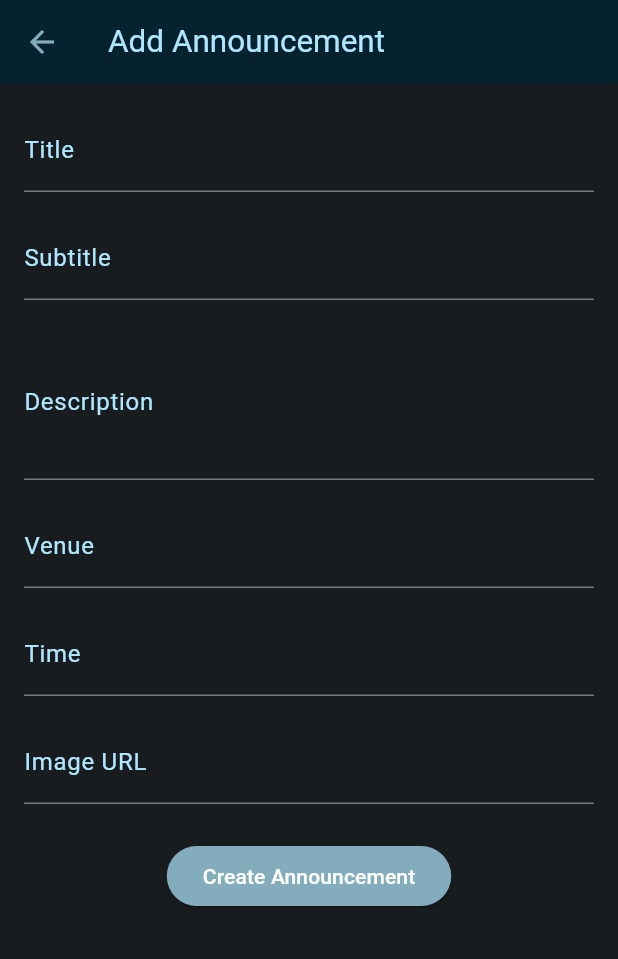
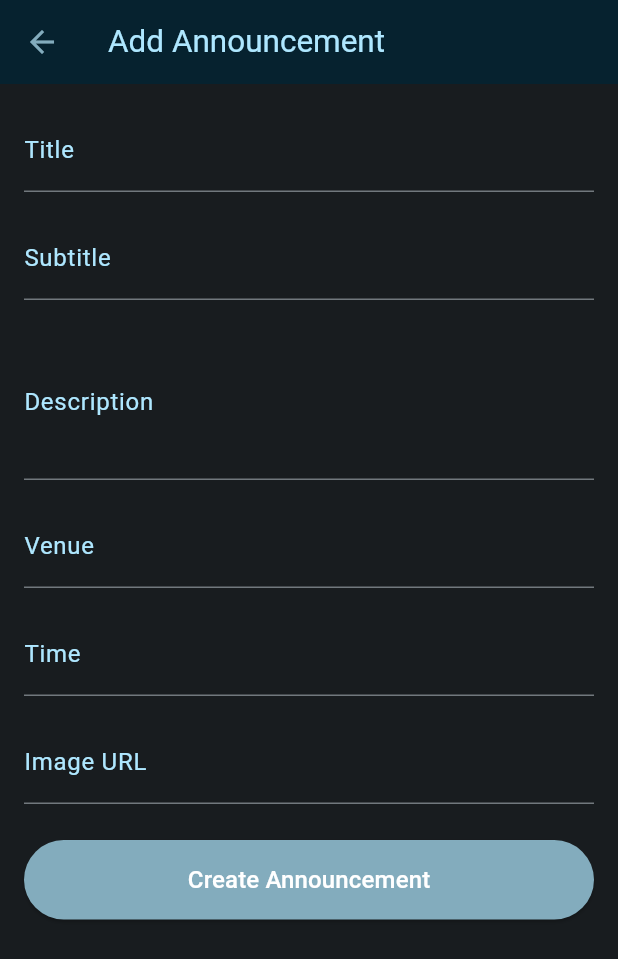
Before and after one commit to E-m-i-n-e-n-c-e/Revent, a Flutter app: the screen it shows once a user with an empty profile is signed in, scrolled down 127 dp, after a tap on the "add" icon, on a phone screen of 412 x 824 dp. Shown: the top 959 px of the screen. Run offline on Flutter 3.47's test engine with Material 3 defaults, Android fonts, the phone set to English and light mode, and no system bars; our stand-ins replace firebase_auth, firebase_core, font_awesome_flutter, google_sign_in, sign_in_button, smooth_page_indicator; accounts and stored records are empty; network calls fail.

Commit message:
Fixed announcement adding

```diff
--- a/lib/screens/dashboard/dashboard_screen.dart
+++ b/lib/screens/dashboard/dashboard_screen.dart
@@ -30,14 +30,27 @@ class _DashboardScreenState extends State<DashboardScreen> {
     _loadAnnouncements();
   }
 
-  void _loadAnnouncements() {
+  void _loadAnnouncements() async {
     setState(() {
       _isLoading = true;
     });
 
     // Load from local data
-    _announcements = sampleAnnouncements;
+    _announcements = List.from(sampleAnnouncements);
+    await Future.delayed(const Duration(seconds: 1));
 
+    setState(() {
+      _isLoading = false;
+    });
+  }
+
+  Future<void> _addAnnouncement(Announcement announcement) async {
+    setState(() {
+      _isLoading = true;
+    });
+    await Future.delayed(const Duration(seconds: 1));
+    sampleAnnouncements.add(announcement);
+    _announcements.add(announcement);
     setState(() {
       _isLoading = false;
     });
@@ -119,18 +132,14 @@ class _DashboardScreenState extends State<DashboardScreen> {
                     const Spacer(),
                     IconButton(
                       onPressed: () async {
-                        var newAnnouncement = await Navigator.push(
+                        Navigator.push(
                           context,
                           MaterialPageRoute(
-                            builder: (context) => const AddAnnouncementForm(),
+                            builder: (context) => AddAnnouncementForm(
+                              addAnnouncement: _addAnnouncement,
+                            ),
                           ),
                         );
-                        if (newAnnouncement != null) {
-                          setState(() {
-                            sampleAnnouncements.add(newAnnouncement);
-                          });
-                          _loadAnnouncements();
-                        }
                       },
                       icon: Container(
                         margin: const EdgeInsets.only(right: 14),
--- a/lib/screens/dashboard/widgets/add_announcement_form.dart
+++ b/lib/screens/dashboard/widgets/add_announcement_form.dart
@@ -2,7 +2,8 @@ import 'package:events_manager/models/announcement.dart';
 import 'package:flutter/material.dart';
 
 class AddAnnouncementForm extends StatefulWidget {
-  const AddAnnouncementForm({super.key});
+  final Future<void> Function(Announcement) addAnnouncement;
+  const AddAnnouncementForm({super.key, required this.addAnnouncement});
 
   @override
   State<AddAnnouncementForm> createState() => _AddAnnouncementFormState();
@@ -16,6 +17,8 @@ class _AddAnnouncementFormState extends State<AddAnnouncementForm> {
   final _venueController = TextEditingController();
   final _timeController = TextEditingController();
   final _imageUrlController = TextEditingController();
+
+  bool _isSaving = false;
 
   @override
   Widget build(BuildContext context) {
@@ -95,9 +98,17 @@ class _AddAnnouncementFormState extends State<AddAnnouncementForm> {
                 style: const TextStyle(color: Color(0xFFAEE7FF)),
               ),
               const SizedBox(height: 24),
-              ElevatedButton(
-                onPressed: () {
+              SizedBox(
+                width: double.infinity,
+                child: ElevatedButton(
+                  onPressed: _isSaving
+                      ? null
+                      : () async {
                           if (_formKey.currentState!.validate()) {
+                            setState(() {
+                              _isSaving = true;
+                            });
+
                             final newAnnouncement = Announcement(
                               title: _titleController.text,
                               subtitle: _subtitleController.text,
@@ -112,13 +123,31 @@ class _AddAnnouncementFormState extends State<AddAnnouncementForm> {
                               date: DateTime.now(),
                             );
 
+                            await widget.addAnnouncement(newAnnouncement);
+
+                            if (!context.mounted) return;
                             Navigator.pop(context, newAnnouncement);
                           }
                         },
                   style: ElevatedButton.styleFrom(
                     backgroundColor: const Color(0xFF83ACBD),
+                    padding: const EdgeInsets.symmetric(vertical: 15),
                   ),
-                child: const Text('Create Announcement'),
+                  child: _isSaving
+                      ? const SizedBox(
+                          height: 20,
+                          width: 20,
+                          child: CircularProgressIndicator(
+                            strokeWidth: 2,
+                            valueColor:
+                                AlwaysStoppedAnimation<Color>(Colors.white),
+                          ),
+                        )
+                      : const Text(
+                          'Create Announcement',
+                          style: TextStyle(fontSize: 16),
+                        ),
+                ),
               ),
             ],
           ),
```
Lines whose indentation alone changed are shown as unchanged.
